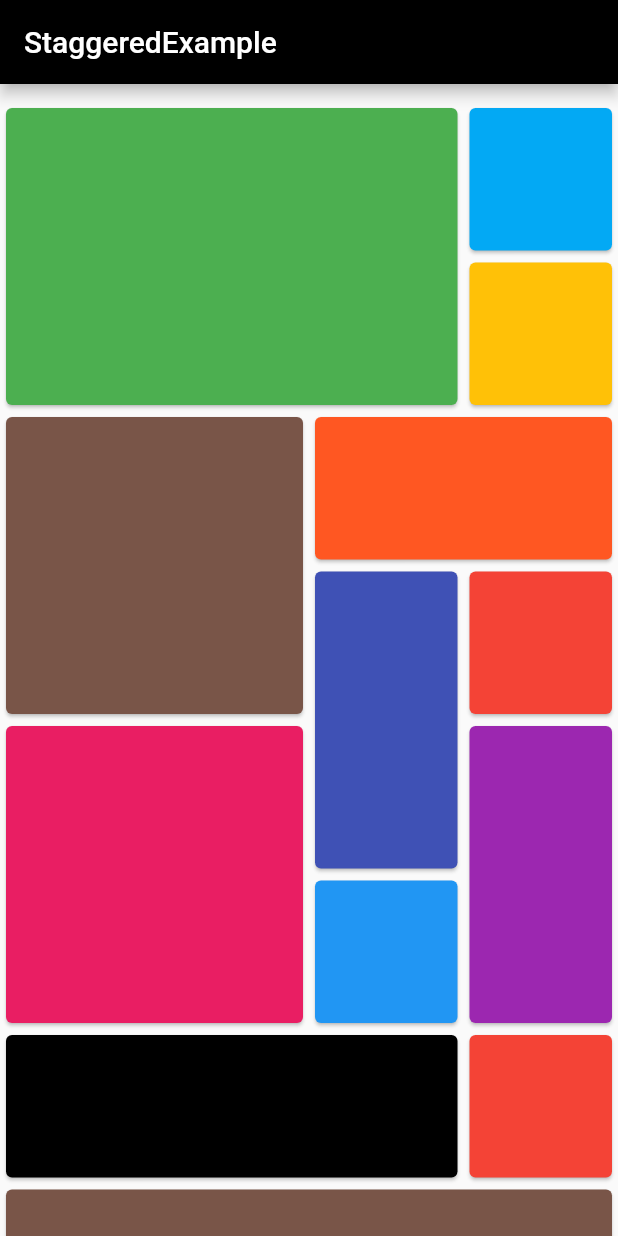
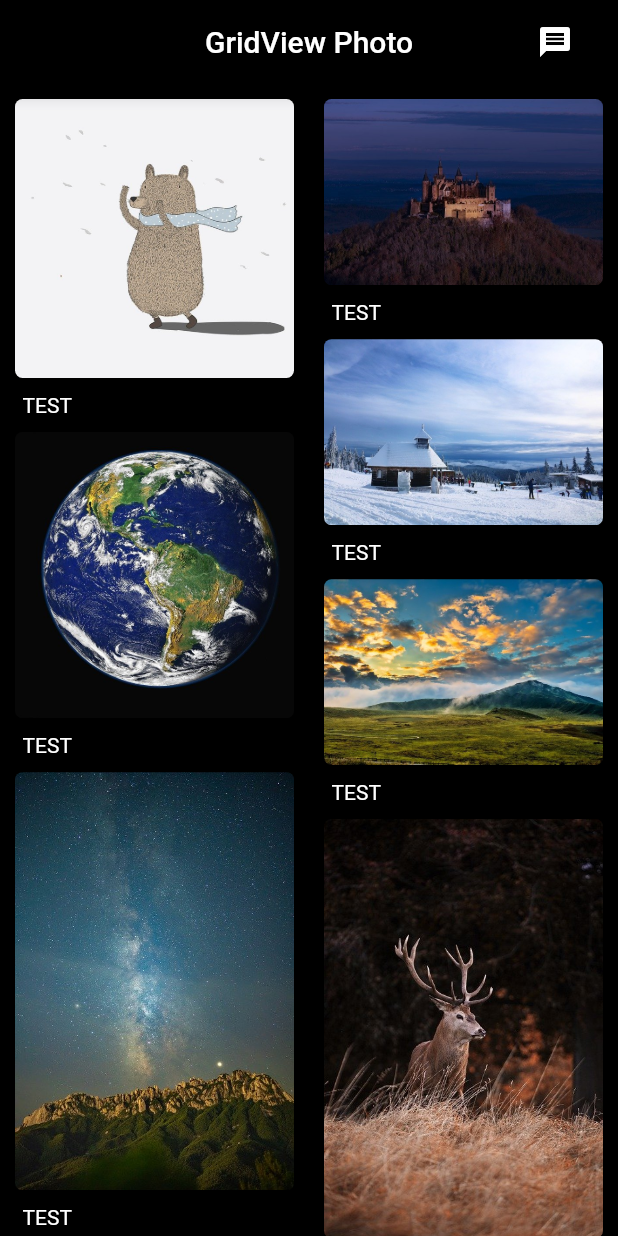
Before and after one commit to Keisuke2162/later_link_list_app, a Flutter app: the screen it shows after launch, on a phone screen of 412 x 824 dp. Run offline on Flutter 3.47's test engine with Material 2 defaults, Android fonts, the phone set to English and light mode, and no system bars.

Commit message:
Flutter_Staggered_Grid_Viewのチュートリアル2 グリッドを表示する
Flutter_Staggered_Grid_Viewのチュートリアル2
グリッドに写真とテキストを表示する

```diff
--- /dev/null
+++ b/lib/flutter_staggered_grid_view_tutorial_1.dart
@@ -0,0 +1,78 @@
+import 'package:flutter/material.dart';
+import 'package:flutter/services.dart';
+import 'package:flutter_staggered_grid_view/flutter_staggered_grid_view.dart';
+
+class StaggeredTutorial extends StatefulWidget {
+  @override
+  _StaggeredExample createState() => _StaggeredExample();
+
+}
+
+
+class _StaggeredExample extends State<StaggeredTutorial> {
+
+  @override
+  Widget build(BuildContext context) {
+    return Scaffold(
+      appBar: AppBar(
+        title: Text('StaggeredExample'),
+      ),
+      body: Padding(
+        padding: EdgeInsets.only(top: 12.0),
+        child: StaggeredGridView.count(
+          crossAxisCount: 4,
+          staggeredTiles: const <StaggeredTile>[
+            const StaggeredTile.count(3, 2),
+            const StaggeredTile.count(1, 1),
+            const StaggeredTile.count(1, 1),
+            const StaggeredTile.count(2, 2),
+            const StaggeredTile.count(2, 1),
+            const StaggeredTile.count(1, 2),
+            const StaggeredTile.count(1, 1),
+            const StaggeredTile.count(2, 2),
+            const StaggeredTile.count(1, 2),
+            const StaggeredTile.count(1, 1),
+            const StaggeredTile.count(3, 1),
+            const StaggeredTile.count(1, 1),
+            const StaggeredTile.count(4, 1),
+          ],
+          children: [
+            const _SampleTile(Colors.green),
+            const _SampleTile(Colors.lightBlue),
+            const _SampleTile(Colors.amber),
+            const _SampleTile(Colors.brown),
+            const _SampleTile(Colors.deepOrange),
+            const _SampleTile(Colors.indigo),
+            const _SampleTile(Colors.red),
+            const _SampleTile(Colors.pink),
+            const _SampleTile(Colors.purple),
+            const _SampleTile(Colors.blue),
+            const _SampleTile(Colors.black),
+            const _SampleTile(Colors.red),
+            const _SampleTile(Colors.brown),
+          ],
+        ),
+      ),
+    );
+  }
+}
+
+class _SampleTile extends StatelessWidget {
+  const _SampleTile(this.backgroundColor);
+  final Color backgroundColor;
+
+  @override
+  Widget build(BuildContext context) {
+    return new Card(
+      color: backgroundColor,
+      child: new InkWell(
+        onTap: () {},
+        child: new Center(
+          child: new Padding(
+            padding: const EdgeInsets.all(4.0),
+          ),
+        ),
+      ),
+    );
+  }
+}
--- /dev/null
+++ b/lib/flutter_staggered_grid_view_tutorial_2.dart
@@ -0,0 +1,81 @@
+import 'package:flutter/material.dart';
+import 'package:flutter_staggered_grid_view/flutter_staggered_grid_view.dart';
+
+class StaggeredTutorial2 extends StatefulWidget {
+  @override
+  _StaggeredExample2 createState() => _StaggeredExample2();
+
+}
+
+class _StaggeredExample2 extends State<StaggeredTutorial2> {
+
+  @override
+  Widget build(BuildContext context) {
+    return Scaffold(
+      backgroundColor: Colors.black,
+      appBar: AppBar(
+        centerTitle: true,
+        iconTheme: IconThemeData(
+          color: Colors.white,
+        ),
+        title: Text('GridView Photo'),
+        actions: <Widget>[
+          Container(
+            margin: EdgeInsets.only(right: 30),
+            child: Icon(Icons.message),
+          ),
+        ],
+      ),
+      body: StaggeredGridView.count(
+        crossAxisCount: 4,
+        children: List.generate(9, (index) {
+          return _Tile(index);
+        }),
+        staggeredTiles: List.generate(9, (index){
+          return StaggeredTile.fit(2);
+        }),
+      ),
+    );
+  }
+}
+
+class _Tile extends StatelessWidget {
+  _Tile(this.index);
+
+  final int index;
+
+  @override
+  Widget build(BuildContext context) {
+    return Column(
+      children: [
+        Container(
+            margin: EdgeInsets.only(top: 10.0, bottom: 10.0, right: 10.0, left: 10.0),
+            child: ClipRRect(
+              borderRadius: BorderRadius.all(Radius.circular((5))),
+              child: Image.asset('assets/${1 + index}.jpg'),
+            ),
+        ),
+        Container(
+          margin: EdgeInsets.only(left: 15.0),
+          width: double.infinity - 15.0,
+          child: Text(
+            'TEST',
+            style: TextStyle(color: Colors.white),
+            textAlign: TextAlign.left,
+          ),
+        ),
+      ],
+    );
+
+    return Container(
+      //margin: EdgeInsets.all(5),
+      margin: EdgeInsets.only(top: 10.0, bottom: 30.0, right: 10.0, left: 10.0),
+      /*
+      child: ClipRRect(
+        borderRadius: BorderRadius.all(Radius.circular((5))),
+        child: Image.asset('assets/${1 + index}.jpg'),
+      )
+       */
+    );
+  }
+}
--- a/lib/main.dart
+++ b/lib/main.dart
@@ -1,76 +1,19 @@
 import 'package:flutter/material.dart';
-import 'package:flutter_staggered_grid_view/flutter_staggered_grid_view.dart';
+import 'package:later_link_list_app/flutter_staggered_grid_view_tutorial_1.dart';
+import 'package:later_link_list_app/flutter_staggered_grid_view_tutorial_2.dart';
 
-void main() => runApp(MaterialApp(
-  home: StaggeredExample(),
-  theme: ThemeData(
-    primaryColor: Colors.black
-  ),
-));
+void main() => runApp(MyApp());
 
-class StaggeredExample extends StatelessWidget {
+class MyApp extends StatelessWidget {
   @override
   Widget build(BuildContext context) {
-    return Scaffold(
-      appBar: AppBar(
-        title: Text('StaggeredExample'),
-      ),
-      body: Padding(
-        padding: EdgeInsets.only(top: 12.0),
-        child: StaggeredGridView.count(
-          crossAxisCount: 4,
-          staggeredTiles: const <StaggeredTile>[
-            const StaggeredTile.count(3, 2),
-            const StaggeredTile.count(1, 1),
-            const StaggeredTile.count(1, 1),
-            const StaggeredTile.count(2, 2),
-            const StaggeredTile.count(2, 1),
-            const StaggeredTile.count(1, 2),
-            const StaggeredTile.count(1, 1),
-            const StaggeredTile.count(2, 2),
-            const StaggeredTile.count(1, 2),
-            const StaggeredTile.count(1, 1),
-            const StaggeredTile.count(3, 1),
-            const StaggeredTile.count(1, 1),
-            const StaggeredTile.count(4, 1),
-          ],
-          children: [
-            const _SampleTile(Colors.green),
-            const _SampleTile(Colors.lightBlue),
-            const _SampleTile(Colors.amber),
-            const _SampleTile(Colors.brown),
-            const _SampleTile(Colors.deepOrange),
-            const _SampleTile(Colors.indigo),
-            const _SampleTile(Colors.red),
-            const _SampleTile(Colors.pink),
-            const _SampleTile(Colors.purple),
-            const _SampleTile(Colors.blue),
-            const _SampleTile(Colors.black),
-            const _SampleTile(Colors.red),
-            const _SampleTile(Colors.brown),
-          ],
-        ),
+    return MaterialApp(
+      title: 'Flutter LaterLinkList',
+      debugShowCheckedModeBanner: false,
+      home: StaggeredTutorial2(),
+      theme: ThemeData(
+          primaryColor: Colors.black
       ),
     );
   }
 }
-
-class _SampleTile extends StatelessWidget {
-  const _SampleTile(this.backgroundColor);
-  final Color backgroundColor;
-
-  @override
-  Widget build(BuildContext context) {
-    return new Card(
-      color: backgroundColor,
-      child: new InkWell(
-        onTap: () {},
-        child: new Center(
-          child: new Padding(
-              padding: const EdgeInsets.all(4.0),
-          ),
-        ),
-      ),
-    );
-  }
-}
--- a/pubspec.yaml
+++ b/pubspec.yaml
@@ -41,8 +41,8 @@ dev_dependencies:
 flutter:
   uses-material-design: true
 
-assets:
-  - assets/
+  assets:
+    - assets/
   # To add assets to your application, add an assets section, like this:
   # assets:
   #   - images/a_dot_burr.jpeg
```
Also changed, not shown: assets/1.jpg (renamed from assets/bear-5846065_640.jpg), assets/2.jpg (renamed from assets/castle-5745011_640.jpg), assets/3.jpg (renamed from assets/chapel-5878656_640.jpg), assets/4.jpg (renamed from assets/earth-11015_640.jpg), assets/5.jpg (renamed from assets/japan-958502_640.jpg), assets/6.jpg (renamed from assets/korea-4353332_640.jpg), assets/7.jpg (renamed from assets/red-deer-4551678_640.jpg), assets/8.jpg (renamed from assets/skyscrapers-5838029_640.jpg), assets/9.jpg (renamed from assets/sparrow-5875379_640.jpg), lib/ogp_viewer.dart (added).
